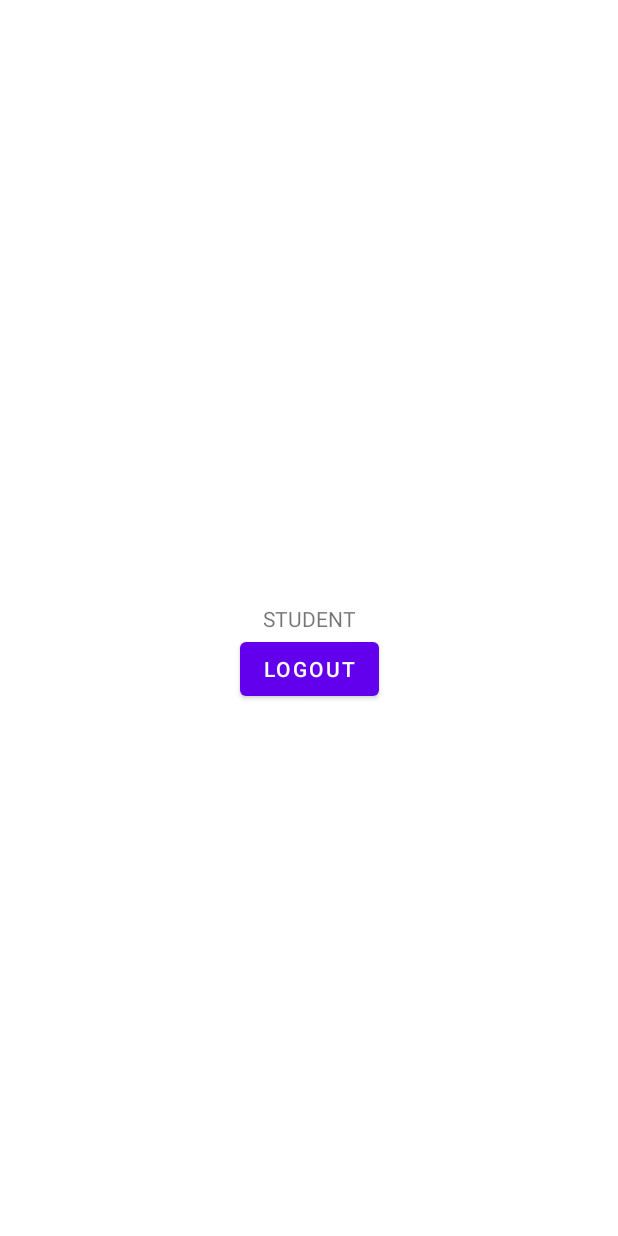
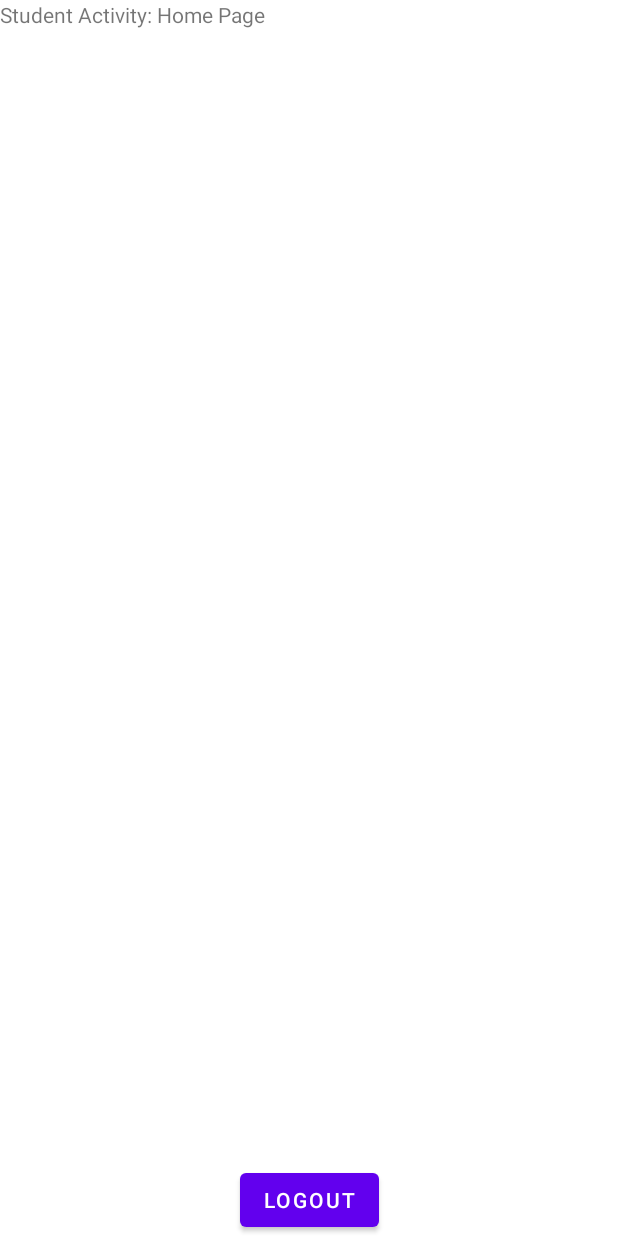
Before and after one commit to Abizer-R/Teach_Jr, an Android app: the StudentActivity screen opened directly, with no data from a screen before it, on a phone screen of 412 x 824 dp. Run offline under Robolectric (Android 15) with nearby library versions, the phone set to English and light mode, and no system bars; our stand-ins replace Firebase (no records; nobody signed in at launch, a user with empty details on screens opened directly).

Commit message:
Fragments setup for student activity completed

```diff
--- /dev/null
+++ b/app/src/main/java/com/example/teachjr/ui/student/stdFragments/stdHomeFragment.kt
@@ -0,0 +1,23 @@
+package com.example.teachjr.ui.student.stdFragments
+
+import android.os.Bundle
+import androidx.fragment.app.Fragment
+import android.view.LayoutInflater
+import android.view.View
+import android.view.ViewGroup
+import com.example.teachjr.R
+import com.example.teachjr.databinding.FragmentStdHomeBinding
+
+class stdHomeFragment : Fragment() {
+
+    private lateinit var binding: FragmentStdHomeBinding
+
+    override fun onCreateView(
+        inflater: LayoutInflater, container: ViewGroup?,
+        savedInstanceState: Bundle?
+    ): View? {
+        binding = FragmentStdHomeBinding.inflate(layoutInflater)
+        return binding.root
+    }
+
+}
--- a/app/src/main/res/layout/activity_student.xml
+++ b/app/src/main/res/layout/activity_student.xml
@@ -11,18 +11,20 @@
         android:layout_width="wrap_content"
         android:layout_height="wrap_content"
         android:text="logout"
+        app:layout_constraintBottom_toBottomOf="parent"
+        app:layout_constraintEnd_toEndOf="parent"
+        app:layout_constraintStart_toStartOf="parent" />
+
+    <androidx.fragment.app.FragmentContainerView
+        android:id="@+id/fragmentContainerView"
+        android:name="androidx.navigation.fragment.NavHostFragment"
+        android:layout_width="match_parent"
+        android:layout_height="0dp"
+        app:defaultNavHost="true"
+        app:layout_constraintBottom_toTopOf="@+id/btnLogout"
         app:layout_constraintEnd_toEndOf="parent"
         app:layout_constraintStart_toStartOf="parent"
-        app:layout_constraintTop_toBottomOf="@+id/textView" />
-
-    <TextView
-        android:id="@+id/textView"
-        android:layout_width="wrap_content"
-        android:layout_height="wrap_content"
-        android:text="STUDENT"
-        app:layout_constraintBottom_toBottomOf="parent"
-        app:layout_constraintEnd_toEndOf="parent"
-        app:layout_constraintStart_toStartOf="parent"
-        app:layout_constraintTop_toTopOf="parent" />
+        app:layout_constraintTop_toTopOf="parent"
+        app:navGraph="@navigation/nav_graph_std" />
 
 </androidx.constraintlayout.widget.ConstraintLayout>
--- /dev/null
+++ b/app/src/main/res/layout/fragment_std_home.xml
@@ -0,0 +1,14 @@
+<?xml version="1.0" encoding="utf-8"?>
+<FrameLayout xmlns:android="http://schemas.android.com/apk/res/android"
+    xmlns:tools="http://schemas.android.com/tools"
+    android:layout_width="match_parent"
+    android:layout_height="match_parent"
+    tools:context=".ui.student.stdFragments.stdHomeFragment">
+
+    <!-- TODO: Update blank fragment layout -->
+    <TextView
+        android:layout_width="match_parent"
+        android:layout_height="match_parent"
+        android:text="Student Activity: Home Page" />
+
+</FrameLayout>
--- /dev/null
+++ b/app/src/main/res/navigation/nav_graph_std.xml
@@ -0,0 +1,47 @@
+<?xml version="1.0" encoding="utf-8"?>
+<navigation xmlns:android="http://schemas.android.com/apk/res/android"
+    xmlns:app="http://schemas.android.com/apk/res-auto"
+    xmlns:tools="http://schemas.android.com/tools"
+    android:id="@+id/nav_graph_std"
+    app:startDestination="@id/stdHomeFragment">
+
+    <fragment
+        android:id="@+id/stdHomeFragment"
+        android:name="com.example.teachjr.ui.student.stdFragments.stdHomeFragment"
+        android:label="fragment_std_home"
+        tools:layout="@layout/fragment_std_home" >
+        <action
+            android:id="@+id/action_stdHomeFragment_to_stdCourseDetailsFragment"
+            app:destination="@id/stdCourseDetailsFragment" />
+        <action
+            android:id="@+id/action_stdHomeFragment_to_stdCourseEnrollFragment"
+            app:destination="@id/stdCourseEnrollFragment" />
+    </fragment>
+    <fragment
+        android:id="@+id/stdCourseEnrollFragment"
+        android:name="com.example.teachjr.ui.student.stdFragments.stdCourseEnrollFragment"
+        android:label="fragment_std_course_enroll"
+        tools:layout="@layout/fragment_std_course_enroll" />
+    <fragment
+        android:id="@+id/stdCourseDetailsFragment"
+        android:name="com.example.teachjr.ui.student.stdFragments.stdCourseDetailsFragment"
+        android:label="fragment_std_course_details"
+        tools:layout="@layout/fragment_std_course_details" >
+        <action
+            android:id="@+id/action_stdCourseDetailsFragment_to_stdLectureListFragment"
+            app:destination="@id/stdLectureListFragment" />
+        <action
+            android:id="@+id/action_stdCourseDetailsFragment_to_stdMarkAtdFragment"
+            app:destination="@id/stdMarkAtdFragment" />
+    </fragment>
+    <fragment
+        android:id="@+id/stdMarkAtdFragment"
+        android:name="com.example.teachjr.ui.student.stdFragments.stdMarkAtdFragment"
+        android:label="fragment_std_mark_atd"
+        tools:layout="@layout/fragment_std_mark_atd" />
+    <fragment
+        android:id="@+id/stdLectureListFragment"
+        android:name="com.example.teachjr.ui.student.stdFragments.stdLectureListFragment"
+        android:label="fragment_std_lecture_list"
+        tools:layout="@layout/fragment_std_lecture_list" />
+</navigation>
```
Also changed, not shown: app/src/main/java/com/example/teachjr/ui/student/stdFragments/stdCourseDetailsFragment.kt (added, +23 -0 lines), app/src/main/java/com/example/teachjr/ui/student/stdFragments/stdCourseEnrollFragment.kt (added, +23 -0 lines), app/src/main/java/com/example/teachjr/ui/student/stdFragments/stdLectureListFragment.kt (added, +23 -0 lines), app/src/main/java/com/example/teachjr/ui/student/stdFragments/stdMarkAtdFragment.kt (added, +23 -0 lines), app/src/main/res/layout/fragment_std_course_details.xml (added, +14 -0 lines), app/src/main/res/layout/fragment_std_course_enroll.xml (added, +14 -0 lines), app/src/main/res/layout/fragment_std_lecture_list.xml (added, +14 -0 lines), app/src/main/res/layout/fragment_std_mark_atd.xml (added, +14 -0 lines).
